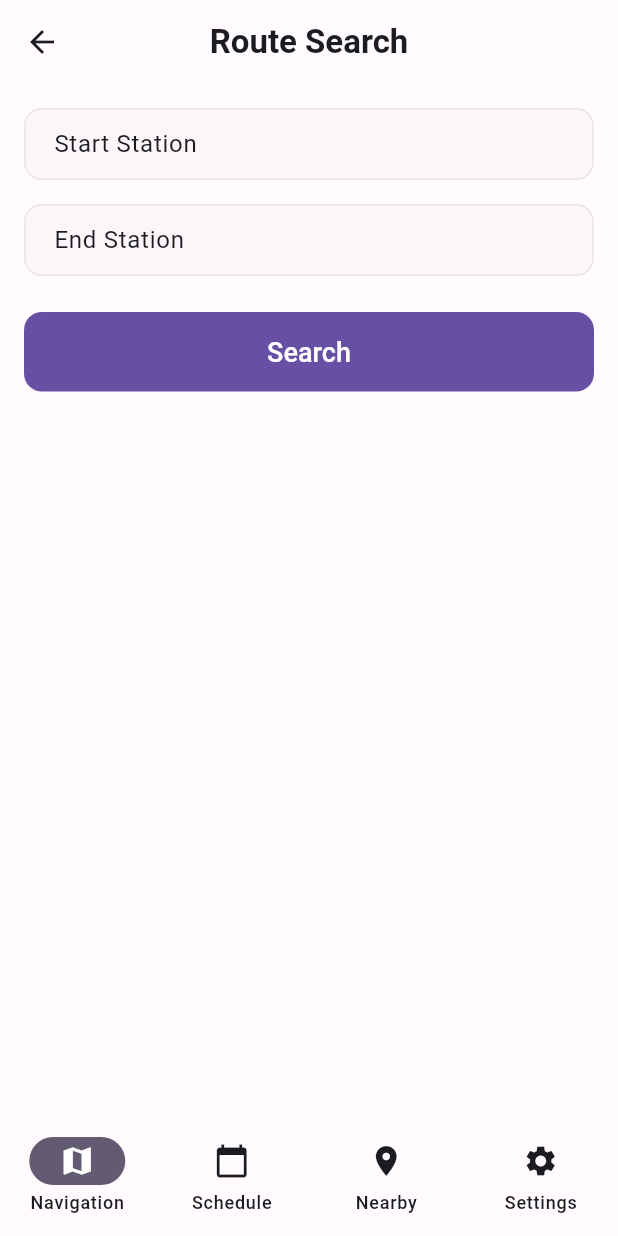
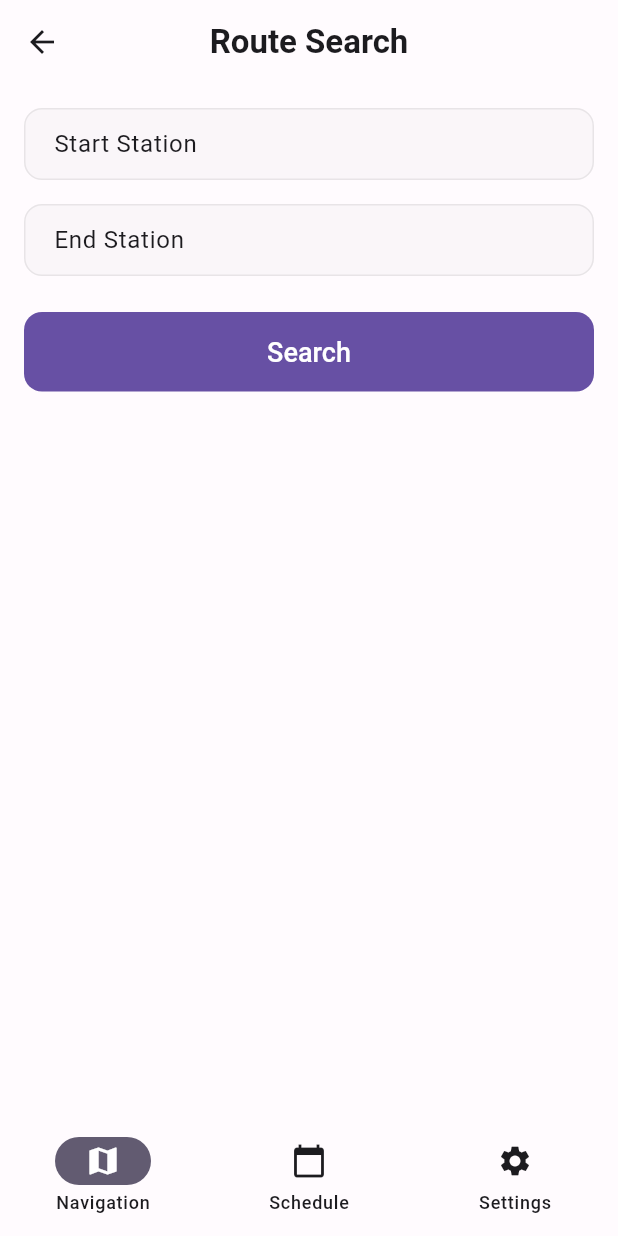
Before and after one commit to Yanrong-Wang/NUS_SmartNavi, a Flutter app: the HomePage screen opened by its route, on a phone screen of 412 x 824 dp. Run offline on Flutter 3.47's test engine with Material 3 defaults, Android fonts, the phone set to English and light mode, and no system bars; our stand-ins replace auto_route, cloud_firestore, firebase_auth, firebase_core, freezed_annotation, table_calendar and 1 more; missing offline and left inert: dart:js_interop, firebase_ui_auth, search_page; accounts and stored records are empty.

Commit message:
Delete nearby page

```diff
--- a/smartnavi/lib/pages/home_page.dart
+++ b/smartnavi/lib/pages/home_page.dart
@@ -27,10 +27,6 @@ class HomePage extends StatelessWidget {
               label: 'Schedule',
             ),
             NavigationDestination(
-              icon: Icon(Icons.location_on),
-              label: 'Nearby',
-            ),
-            NavigationDestination(
               icon: Icon(Icons.settings),
               label: 'Settings',
             ),
```
